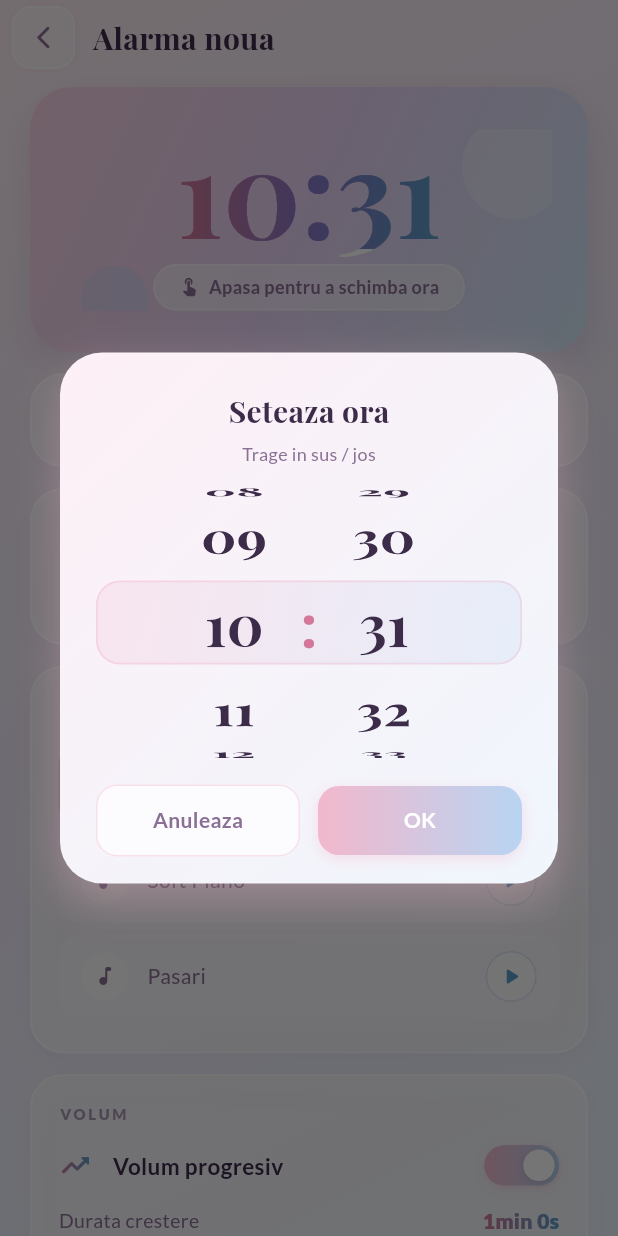
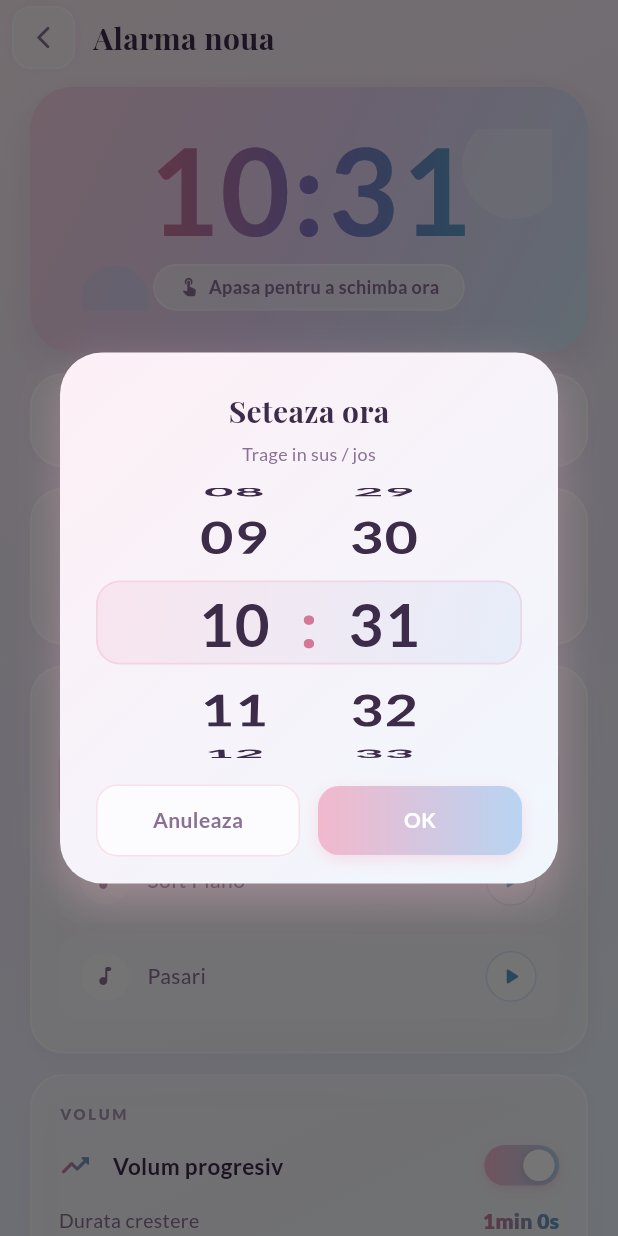
Before and after one commit to Robert-Gruescu/Alarma, a Flutter app: the AddAlarmScreen screen opened directly, after a tap on an icon or button, on a phone screen of 412 x 824 dp. Run offline on Flutter 3.47's test engine with Material 3 defaults, Android fonts, the phone set to English and light mode, and no system bars; our stand-ins replace audioplayers, file_picker, flutter_local_notifications, google_fonts, permission_handler, sqflite; missing offline and left inert: android_alarm_manager_plus; accounts and stored records are empty.

Commit message:
Use Lato with tabular figures for the time digits
Playfair Display is a display serif: high stroke contrast makes large digits
harder to read at a glance, and its proportional figures have different widths,
so numbers shifted sideways while the picker wheel scrolled.

Switch the wheel and the big time on the add/edit screen to Lato — already used
elsewhere in the app, so no new font download — with FontFeature.tabularFigures()
to keep every digit the same width. Headings stay Playfair.

Screenshots in the README updated to match.

```diff
--- a/alarma/lib/screens/add_alarm_screen.dart
+++ b/alarma/lib/screens/add_alarm_screen.dart
@@ -287,10 +287,16 @@ class _AddAlarmScreenState extends State<AddAlarmScreen>
             (index) => Center(
               child: Text(
                 index.toString().padLeft(2, '0'),
-                style: GoogleFonts.playfairDisplay(
-                  fontSize: 38,
+                // Lato, nu Playfair: cifrele se citesc dintr-o privire, fara
+                // contrastul gros/subtire al unui serif. tabularFigures le da
+                // tuturor aceeasi latime, altfel numerele tresar lateral in
+                // timp ce derulezi roata.
+                style: GoogleFonts.lato(
+                  fontSize: 40,
                   fontWeight: FontWeight.w700,
                   color: _textPrimary,
+                  letterSpacing: 1,
+                  fontFeatures: const [FontFeature.tabularFigures()],
                 ),
               ),
             ),
@@ -499,11 +505,13 @@ class _AddAlarmScreenState extends State<AddAlarmScreen>
                       ).createShader(bounds),
                       child: Text(
                         timeStr,
-                        style: GoogleFonts.playfairDisplay(
+                        style: GoogleFonts.lato(
                           fontSize: 80,
                           fontWeight: FontWeight.w700,
                           color: Colors.white,
                           height: 1,
+                          letterSpacing: 2,
+                          fontFeatures: const [FontFeature.tabularFigures()],
                         ),
                       ),
                     ),
```
Also changed, not shown: 3 other files.
